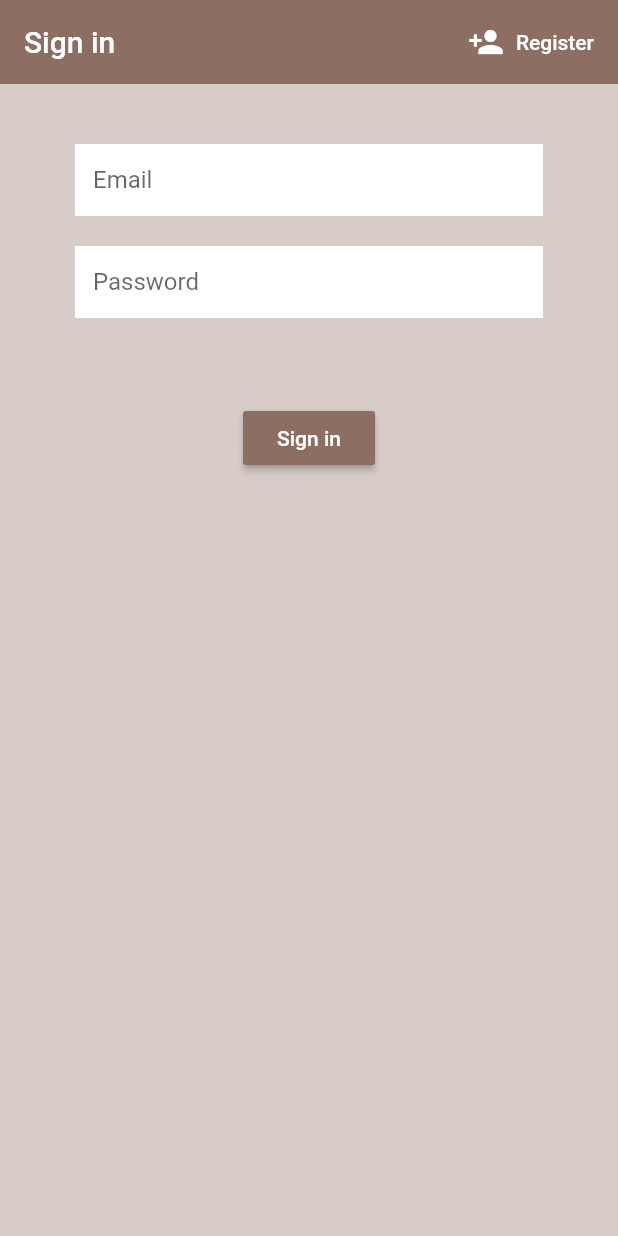
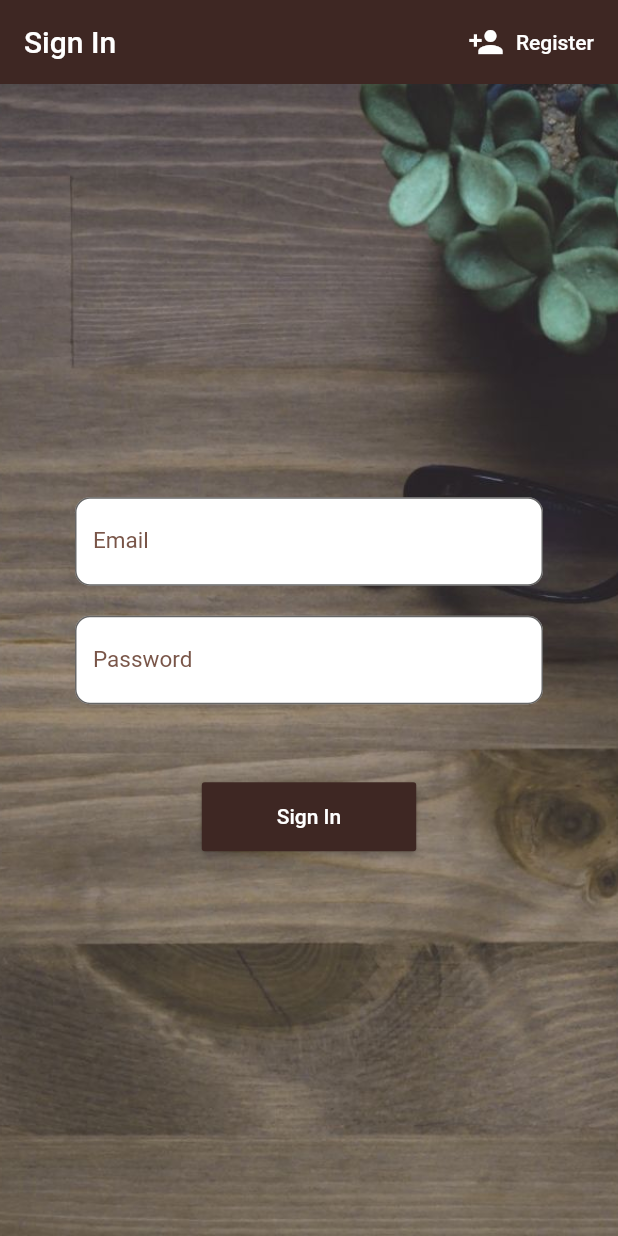
Before and after one commit to charlesarchibong/brew_crew, a Flutter app: the screen it shows after launch, on a phone screen of 412 x 824 dp. Run offline on Flutter 3.47's test engine with Material 2 defaults, Android fonts, the phone set to English and light mode, and no system bars; our stand-ins replace cloud_firestore, firebase_auth, flutter_spinkit; accounts and stored records are empty.

Commit message:
UI Changes
Changed the Text Field decorations added label and a circular border

Aligned the forms to the centre of screen and also added an beautiful background image.

```diff
--- a/lib/screens/authenticate/authenticate.dart
+++ b/lib/screens/authenticate/authenticate.dart
@@ -19,7 +19,7 @@ class _AuthenticateState extends State<Authenticate> {
   @override
   Widget build(BuildContext context) {
     return signInView
-        ? Signin(toggleView: toggleView)
+        ? SignIn(toggleView: toggleView)
         : Register(toggleView: toggleView);
   }
 }
--- a/lib/screens/authenticate/register.dart
+++ b/lib/screens/authenticate/register.dart
@@ -1,4 +1,5 @@
 import 'package:brew_crew/services/auth.dart';
+import 'package:brew_crew/shared/constants.dart';
 import 'package:brew_crew/shared/loading.dart';
 import 'package:flutter/material.dart';
 import 'package:flutter/services.dart';
@@ -25,7 +26,7 @@ class _RegisterState extends State<Register> {
         : Scaffold(
             backgroundColor: Colors.brown[100],
             appBar: AppBar(
-              backgroundColor: Colors.brown[400],
+              backgroundColor: Colors.brown[900],
               elevation: 0.0,
               title: Text('Register'),
               actions: <Widget>[
@@ -44,24 +45,24 @@ class _RegisterState extends State<Register> {
                 )
               ],
             ),
-            body: Center(
-              child: Container(
+            body: Container(
+              decoration: BoxDecoration(
+                image: DecorationImage(
+                    image: AssetImage('assets/table_bg.jpg'),
+                    fit: BoxFit.cover),
+              ),
               padding: EdgeInsets.symmetric(vertical: 20, horizontal: 50),
               child: Form(
                 key: _formKey,
                 child: Column(
+                  mainAxisAlignment: MainAxisAlignment.center,
                   children: <Widget>[
                     SizedBox(
                       height: 20,
                     ),
                     TextFormField(
                       keyboardType: TextInputType.emailAddress,
-                        decoration: InputDecoration(
-                          hintText: 'Email',
-                          fillColor: Colors.white,
-                          filled: true,
-                          border: InputBorder.none,
-                        ),
+                      decoration: textFieldDecorationE,
                       validator: (value) =>
                           value.isEmpty ? 'Enter an email' : null,
                       onChanged: (value) {
@@ -72,12 +73,7 @@ class _RegisterState extends State<Register> {
                       height: 20,
                     ),
                     TextFormField(
-                        decoration: InputDecoration(
-                          hintText: 'Password',
-                          fillColor: Colors.white,
-                          filled: true,
-                          border: InputBorder.none,
-                        ),
+                      decoration: textFieldDecorationP,
                       keyboardType: TextInputType.visiblePassword,
                       validator: (value) => value.length < 6
                           ? 'Enter a password of 6 or more characters'
@@ -103,7 +99,9 @@ class _RegisterState extends State<Register> {
                       height: 20,
                     ),
                     RaisedButton(
-                        color: Colors.brown[400],
+                      padding:
+                          EdgeInsets.symmetric(vertical: 15, horizontal: 50),
+                      color: Colors.brown[900],
                       onPressed: () async {
                         if (_formKey.currentState.validate()) {
                           setState(() {
@@ -130,7 +128,6 @@ class _RegisterState extends State<Register> {
                 ),
               ),
             ),
-            ),
           );
   }
 }
--- a/lib/screens/authenticate/sign_in.dart
+++ b/lib/screens/authenticate/sign_in.dart
@@ -1,16 +1,18 @@
 import 'package:brew_crew/services/auth.dart';
+import 'package:brew_crew/shared/constants.dart';
 import 'package:brew_crew/shared/loading.dart';
+import 'package:flutter/cupertino.dart';
 import 'package:flutter/material.dart';
 import 'package:flutter/services.dart';
 
-class Signin extends StatefulWidget {
-  Signin({this.toggleView});
+class SignIn extends StatefulWidget {
+  SignIn({this.toggleView});
   final Function toggleView;
   @override
-  _SigninState createState() => _SigninState();
+  _SignInState createState() => _SignInState();
 }
 
-class _SigninState extends State<Signin> {
+class _SignInState extends State<SignIn> {
   final AuthService _authService = AuthService();
   String email;
   String password;
@@ -23,9 +25,9 @@ class _SigninState extends State<Signin> {
         : Scaffold(
             backgroundColor: Colors.brown[100],
             appBar: AppBar(
-              backgroundColor: Colors.brown[400],
+              backgroundColor: Colors.brown[900],
               elevation: 0.0,
-              title: Text('Sign in'),
+              title: Text('Sign In'),
               actions: <Widget>[
                 FlatButton.icon(
                   onPressed: () {
@@ -42,24 +44,24 @@ class _SigninState extends State<Signin> {
                 )
               ],
             ),
-            body: Center(
-              child: Container(
+            body: Container(
+              decoration: BoxDecoration(
+                image: DecorationImage(
+                    image: AssetImage('assets/table_bg.jpg'),
+                    fit: BoxFit.cover),
+              ),
               padding: EdgeInsets.symmetric(vertical: 20, horizontal: 50),
               child: Form(
                 key: _formKey,
                 child: Column(
+                  mainAxisAlignment: MainAxisAlignment.center,
                   children: <Widget>[
                     SizedBox(
                       height: 20,
                     ),
                     TextFormField(
                       keyboardType: TextInputType.emailAddress,
-                        decoration: InputDecoration(
-                          hintText: 'Email',
-                          fillColor: Colors.white,
-                          filled: true,
-                          border: InputBorder.none,
-                        ),
+                      decoration: textFieldDecorationE,
                       onChanged: (value) {
                         email = value;
                       },
@@ -71,12 +73,7 @@ class _SigninState extends State<Signin> {
                     ),
                     TextFormField(
                       keyboardType: TextInputType.visiblePassword,
-                        decoration: InputDecoration(
-                          hintText: 'Password',
-                          fillColor: Colors.white,
-                          filled: true,
-                          border: InputBorder.none,
-                        ),
+                      decoration: textFieldDecorationP,
                       onChanged: (value) {
                         password = value;
                       },
@@ -97,10 +94,12 @@ class _SigninState extends State<Signin> {
                           )
                         : Text(''),
                     SizedBox(
-                        height: 20,
+                      height: 15,
                     ),
                     RaisedButton(
-                        color: Colors.brown[400],
+                      padding:
+                          EdgeInsets.symmetric(vertical: 15, horizontal: 50),
+                      color: Colors.brown[900],
                       onPressed: () async {
                         if (_formKey.currentState.validate()) {
                           setState(() {
@@ -119,7 +118,7 @@ class _SigninState extends State<Signin> {
                         }
                       },
                       child: Text(
-                          'Sign in',
+                        'Sign In',
                         style: TextStyle(
                           color: Colors.white,
                         ),
@@ -129,7 +128,6 @@ class _SigninState extends State<Signin> {
                 ),
               ),
             ),
-            ),
           );
   }
 }
--- /dev/null
+++ b/lib/shared/constants.dart
@@ -0,0 +1,27 @@
+import 'package:flutter/material.dart';
+
+const textFieldDecorationE = InputDecoration(
+  fillColor: Colors.white,
+  filled: true,
+  labelText: 'Email',
+  hintText: 'Enter Email',
+  labelStyle: TextStyle(fontSize: 15, color: Colors.brown),
+  focusedBorder: OutlineInputBorder(
+    borderSide: BorderSide(color: Colors.brown, width: 2),
+  ),
+  border:
+      OutlineInputBorder(borderRadius: BorderRadius.all(Radius.circular(10))),
+);
+
+const textFieldDecorationP = InputDecoration(
+  fillColor: Colors.white,
+  filled: true,
+  labelText: 'Password',
+  hintText: 'Enter Password',
+  labelStyle: TextStyle(fontSize: 15, color: Colors.brown),
+  focusedBorder: OutlineInputBorder(
+    borderSide: BorderSide(color: Colors.brown, width: 2),
+  ),
+  border:
+      OutlineInputBorder(borderRadius: BorderRadius.all(Radius.circular(10))),
+);
```
Also changed, not shown: assets/table_bg.jpg (added). Lines whose indentation alone changed are shown as unchanged.
